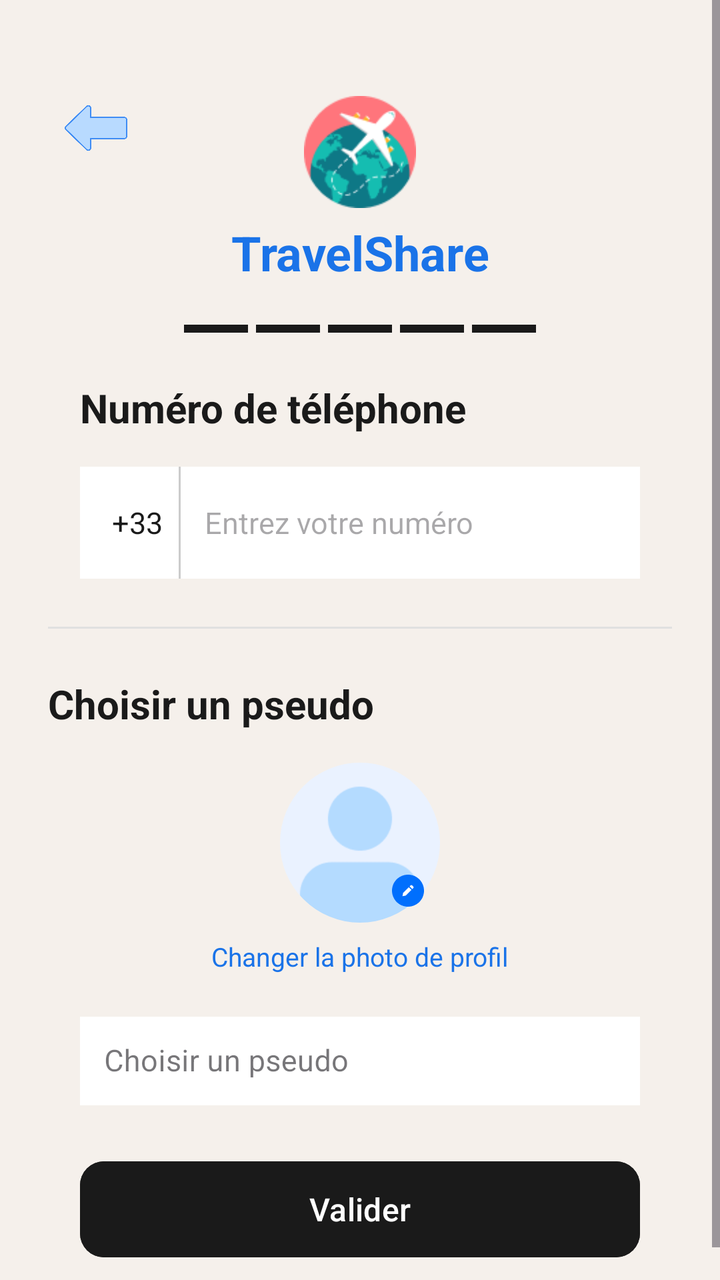
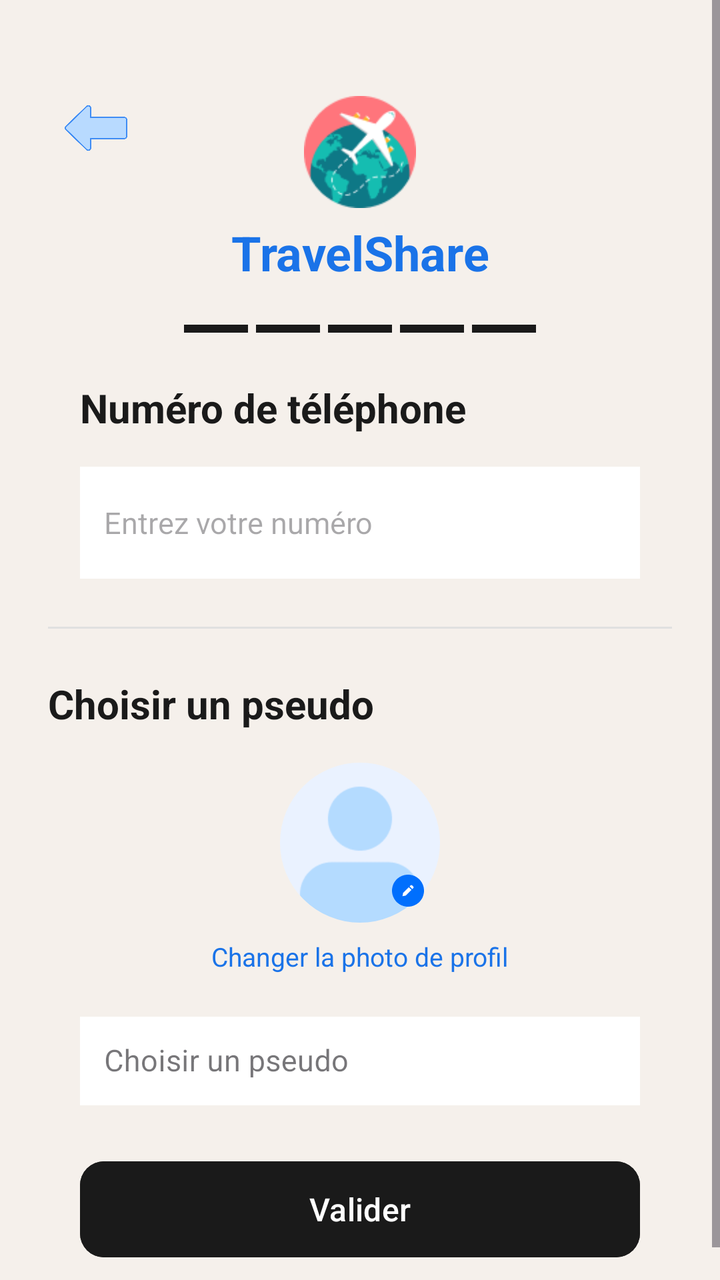

Before-and-after screenshots of an Android layout around one commit, followed by the original layout XML and the change that was made.
<!-- AndroidManifest.xml: application theme Theme.Traveling -->
<!-- res/layout/activity_register_profil.xml -->
<?xml version="1.0" encoding="utf-8"?>
<ScrollView
    xmlns:android="http://schemas.android.com/apk/res/android"
    xmlns:app="http://schemas.android.com/apk/res-auto"
    xmlns:tools="http://schemas.android.com/tools"
    android:id="@+id/main"
    android:layout_width="match_parent"
    android:layout_height="match_parent"
    android:background="#F5F0EB">

    <androidx.constraintlayout.widget.ConstraintLayout
        android:layout_width="match_parent"
        android:layout_height="wrap_content"
        android:padding="24dp">

        
        <ImageView
            android:id="@+id/ivLogo"
            android:layout_width="56dp"
            android:layout_height="56dp"
            android:src="@drawable/ic_travelshare_logo"
            android:contentDescription="TravelShare Logo"
            app:layout_constraintTop_toTopOf="parent"
            app:layout_constraintStart_toStartOf="parent"
            app:layout_constraintEnd_toEndOf="parent"
            android:layout_marginTop="24dp"
            android:scaleType="fitCenter"/>

        <TextView
            android:id="@+id/tvAppName"
            android:layout_width="wrap_content"
            android:layout_height="wrap_content"
            android:text="TravelShare"
            android:textSize="24sp"
            android:textStyle="bold"
            android:textColor="#1A73E8"
            app:layout_constraintTop_toBottomOf="@id/ivLogo"
            app:layout_constraintStart_toStartOf="parent"
            app:layout_constraintEnd_toEndOf="parent"
            android:layout_marginTop="6dp"/>

        
        <ImageButton
            android:id="@+id/btnBack"
            android:layout_width="48dp"
            android:layout_height="48dp"
            android:src="@drawable/ic_arrow_back"
            android:contentDescription="Retour"
            android:background="?attr/selectableItemBackgroundBorderless"
            android:scaleType="centerInside"
            android:padding="8dp"
            app:layout_constraintTop_toTopOf="parent"
            app:layout_constraintStart_toStartOf="parent"
            android:layout_marginTop="16dp"/>

        
        <LinearLayout
            android:id="@+id/llStepIndicator"
            android:layout_width="wrap_content"
            android:layout_height="wrap_content"
            android:orientation="horizontal"
            android:gravity="center"
            app:layout_constraintTop_toBottomOf="@id/tvAppName"
            app:layout_constraintStart_toStartOf="parent"
            app:layout_constraintEnd_toEndOf="parent"
            android:layout_marginTop="20dp">

            <View android:layout_width="32dp" android:layout_height="4dp"
                android:background="#1A1A1A" android:layout_marginEnd="4dp"/>
            <View android:layout_width="32dp" android:layout_height="4dp"
                android:background="#1A1A1A" android:layout_marginEnd="4dp"/>
            <View android:layout_width="32dp" android:layout_height="4dp"
                android:background="#1A1A1A" android:layout_marginEnd="4dp"/>
            <View android:layout_width="32dp" android:layout_height="4dp"
                android:background="#1A1A1A" android:layout_marginEnd="4dp"/>
            <View android:layout_width="32dp" android:layout_height="4dp"
                android:background="#1A1A1A"/>
        </LinearLayout>

        
        <TextView
            android:id="@+id/tvTitlePhone"
            android:layout_width="wrap_content"
            android:layout_height="wrap_content"
            android:text="Numéro de téléphone"
            android:textSize="20sp"
            android:textStyle="bold"
            android:textColor="#1A1A1A"
            app:layout_constraintTop_toBottomOf="@id/llStepIndicator"
            app:layout_constraintStart_toStartOf="parent"
            android:layout_marginTop="24dp"
            android:layout_marginStart="16dp"
            android:layout_marginEnd="16dp"/>

        
        <LinearLayout
            android:id="@+id/llPhone"
            android:layout_width="0dp"
            android:layout_height="56dp"
            android:orientation="horizontal"
            app:layout_constraintTop_toBottomOf="@id/tvTitlePhone"
            app:layout_constraintStart_toStartOf="parent"
            app:layout_constraintEnd_toEndOf="parent"
            android:layout_marginTop="16dp"
            android:layout_marginStart="16dp"
            android:layout_marginEnd="16dp">

            <TextView
                android:id="@+id/tvCountryCode"
                android:layout_width="wrap_content"
                android:layout_height="match_parent"
                android:text="+33"
                android:textSize="15sp"
                android:textColor="#1A1A1A"
                android:gravity="center_vertical"
                android:paddingStart="16dp"
                android:paddingEnd="8dp"
                android:background="@android:color/white"/>

            <View
                android:layout_width="1dp"
                android:layout_height="match_parent"
                android:background="#CCCCCC"/>

            <EditText
                android:id="@+id/etPhone"
                android:layout_width="0dp"
                android:layout_height="match_parent"
                android:layout_weight="1"
                android:hint="Entrez votre numéro"
                android:textSize="15sp"
                android:inputType="phone"
                android:background="@android:color/white"
                android:paddingStart="12dp"
                android:paddingEnd="12dp"/>
        </LinearLayout>

        
        <View
            android:id="@+id/divider"
            android:layout_width="0dp"
            android:layout_height="1dp"
            android:background="#E0E0E0"
            app:layout_constraintTop_toBottomOf="@id/llPhone"
            app:layout_constraintStart_toStartOf="parent"
            app:layout_constraintEnd_toEndOf="parent"
            android:layout_marginTop="24dp"/>

        
        <TextView
            android:id="@+id/tvTitlePseudo"
            android:layout_width="wrap_content"
            android:layout_height="wrap_content"
            android:text="Choisir un pseudo"
            android:textSize="20sp"
            android:textStyle="bold"
            android:textColor="#1A1A1A"
            app:layout_constraintTop_toBottomOf="@id/divider"
            app:layout_constraintStart_toStartOf="parent"
            android:layout_marginTop="24dp"/>

        
        <FrameLayout
            android:id="@+id/flAvatar"
            android:layout_width="80dp"
            android:layout_height="80dp"
            app:layout_constraintTop_toBottomOf="@id/tvTitlePseudo"
            app:layout_constraintStart_toStartOf="parent"
            app:layout_constraintEnd_toEndOf="parent"
            android:layout_marginTop="16dp">

            <com.google.android.material.imageview.ShapeableImageView
                android:id="@+id/ivAvatar"
                android:layout_width="80dp"
                android:layout_height="80dp"
                android:src="@drawable/ic_default_avatar"
                android:scaleType="centerCrop"
                app:shapeAppearanceOverlay="@style/CircleImageView"/>

            <ImageView
                android:layout_width="24dp"
                android:layout_height="24dp"
                android:src="@drawable/ic_edit"
                android:padding="4dp"
                android:layout_gravity="bottom|end"
                android:translationX="-4dp"
                android:translationY="-4dp"/>
        </FrameLayout>

        <TextView
            android:id="@+id/tvChangePhoto"
            android:layout_width="wrap_content"
            android:layout_height="wrap_content"
            android:text="Changer la photo de profil"
            android:textSize="13sp"
            android:textColor="#1A73E8"
            app:layout_constraintTop_toBottomOf="@id/flAvatar"
            app:layout_constraintStart_toStartOf="parent"
            app:layout_constraintEnd_toEndOf="parent"
            android:layout_marginTop="8dp"/>

        
        <com.google.android.material.textfield.TextInputLayout
            android:id="@+id/tilPseudo"
            style="@style/Widget.MaterialComponents.TextInputLayout.OutlinedBox"
            android:layout_width="0dp"
            android:layout_height="wrap_content"
            app:layout_constraintTop_toBottomOf="@id/tvChangePhoto"
            app:layout_constraintStart_toStartOf="parent"
            app:layout_constraintEnd_toEndOf="parent"
            android:layout_marginTop="16dp"
            android:layout_marginStart="16dp"
            android:layout_marginEnd="16dp"
            app:cornerRadius="12dp"
            app:boxStrokeColor="#CCCCCC"
            android:hint="Choisir un pseudo">

            <com.google.android.material.textfield.TextInputEditText
                android:id="@+id/etPseudo"
                android:layout_width="match_parent"
                android:layout_height="wrap_content"
                android:inputType="text"
                android:textSize="15sp"
                android:background="@android:color/white"
                android:padding="12dp"/>
        </com.google.android.material.textfield.TextInputLayout>

        
        <com.google.android.material.button.MaterialButton
            android:id="@+id/btnValidate"
            android:layout_width="0dp"
            android:layout_height="56dp"
            android:text="Valider"
            android:textSize="16sp"
            android:textColor="@android:color/white"
            android:backgroundTint="#1A1A1A"
            app:cornerRadius="12dp"
            app:layout_constraintTop_toBottomOf="@id/tilPseudo"
            app:layout_constraintStart_toStartOf="parent"
            app:layout_constraintEnd_toEndOf="parent"
            android:layout_marginTop="24dp"
            android:layout_marginStart="16dp"
            android:layout_marginEnd="16dp"/>

        
        <ProgressBar
            android:id="@+id/progressBar"
            android:layout_width="wrap_content"
            android:layout_height="wrap_content"
            android:visibility="gone"
            app:layout_constraintTop_toBottomOf="@id/btnValidate"
            app:layout_constraintStart_toStartOf="parent"
            app:layout_constraintEnd_toEndOf="parent"
            android:layout_marginTop="12dp"/>

    </androidx.constraintlayout.widget.ConstraintLayout>
</ScrollView>
<!-- resources referenced by this layout -->
<resources>
  <!-- drawable ic_arrow_back: png bitmap (drawable, 10780 bytes) -->
  <!-- drawable ic_default_avatar: png bitmap (drawable, 2579 bytes) -->
  <!-- drawable ic_edit: png bitmap (drawable, 698 bytes) -->
  <!-- drawable ic_travelshare_logo: png bitmap (drawable, 5466 bytes) -->
  <style name="CircleImageView">
          <item name="cornerFamily">rounded</item>
          <item name="cornerSize">50%</item>
      </style>
  <style name="Theme.Traveling" parent="Base.Theme.Traveling" />
  <style name="Base.Theme.Traveling" parent="Theme.Material3.DayNight.NoActionBar">
          
          
      </style>
</resources>

<!-- the commit's change to res/layout/activity_register_profil.xml (unified diff, before → after) -->
@@ -104,23 +104,6 @@
             android:layout_marginTop="16dp"
             android:layout_marginStart="16dp"
             android:layout_marginEnd="16dp">
-
-            <TextView
-                android:id="@+id/tvCountryCode"
-                android:layout_width="wrap_content"
-                android:layout_height="match_parent"
-                android:text="+33"
-                android:textSize="15sp"
-                android:textColor="#1A1A1A"
-                android:gravity="center_vertical"
-                android:paddingStart="16dp"
-                android:paddingEnd="8dp"
-                android:background="@android:color/white"/>
-
-            <View
-                android:layout_width="1dp"
-                android:layout_height="match_parent"
-                android:background="#CCCCCC"/>
 
             <EditText
                 android:id="@+id/etPhone"
